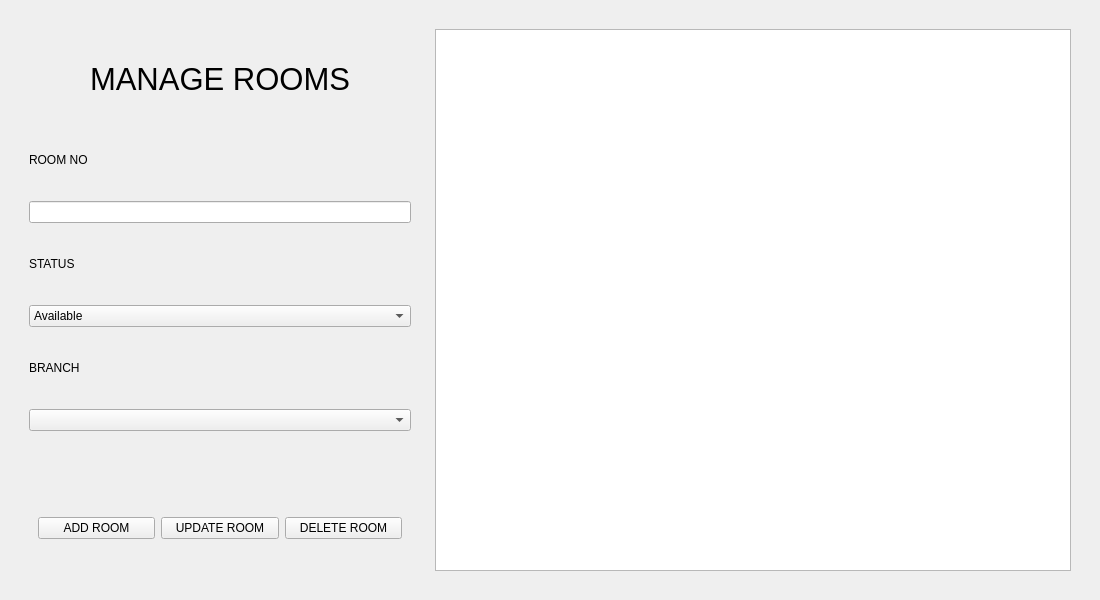
First picture: the form in backend/ui/admin/admin_room_manage.ui, repository MZaidNaeem/hospital_management_system, before the edit.
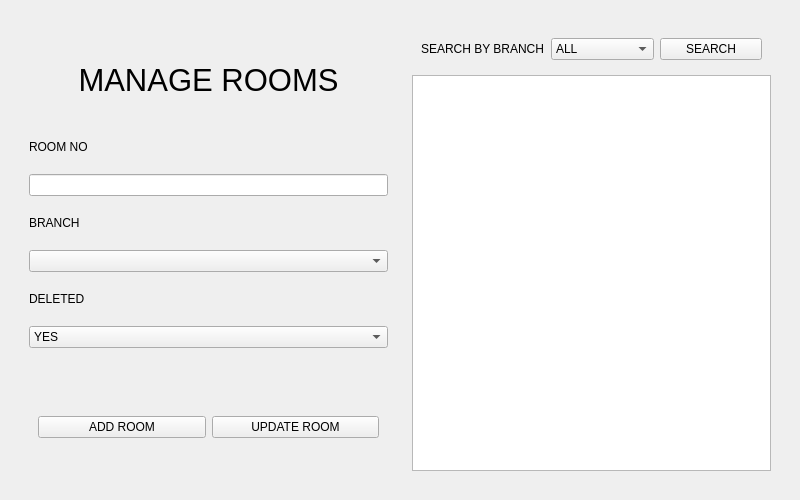
Second picture: the form after the edit.

Commit message: admin room working successfully

Patch:
```diff
--- a/backend/ui/admin/admin_room_manage.ui
+++ b/backend/ui/admin/admin_room_manage.ui
@@ -6,8 +6,8 @@
    <rect>
     <x>0</x>
     <y>0</y>
-    <width>1100</width>
-    <height>600</height>
+    <width>800</width>
+    <height>500</height>
    </rect>
   </property>
   <property name="windowTitle">
@@ -64,7 +64,7 @@
              <property name="maximumSize">
               <size>
                <width>16777215</width>
-               <height>50</height>
+               <height>20</height>
               </size>
              </property>
              <property name="text">
@@ -75,44 +75,12 @@
            <item>
             <widget class="QLineEdit" name="admin_room_input"/>
            </item>
-           <item>
-            <widget class="QLabel" name="admin_status_label">
-             <property name="maximumSize">
-              <size>
-               <width>16777215</width>
-               <height>50</height>
-              </size>
-             </property>
-             <property name="text">
-              <string>STATUS</string>
-             </property>
-            </widget>
-           </item>
-           <item>
-            <widget class="QComboBox" name="admin_status_dropbox">
-             <item>
-              <property name="text">
-               <string>Available</string>
-              </property>
-             </item>
-             <item>
-              <property name="text">
-               <string>Occupied</string>
-              </property>
-             </item>
-             <item>
-              <property name="text">
-               <string>Under Maintenance</string>
-              </property>
-             </item>
-            </widget>
-           </item>
            <item>
             <widget class="QLabel" name="admin_branch_label">
              <property name="maximumSize">
               <size>
                <width>16777215</width>
-               <height>50</height>
+               <height>20</height>
               </size>
              </property>
              <property name="text">
@@ -123,12 +91,39 @@
            <item>
             <widget class="QComboBox" name="admin_branch_dropbox"/>
            </item>
+           <item>
+            <widget class="QLabel" name="label">
+             <property name="maximumSize">
+              <size>
+               <width>16777215</width>
+               <height>20</height>
+              </size>
+             </property>
+             <property name="text">
+              <string>DELETED</string>
+             </property>
+            </widget>
+           </item>
+           <item>
+            <widget class="QComboBox" name="room_delete_dropbox">
+             <item>
+              <property name="text">
+               <string>YES</string>
+              </property>
+             </item>
+             <item>
+              <property name="text">
+               <string>NO</string>
+              </property>
+             </item>
+            </widget>
+           </item>
            <item>
             <widget class="QLabel" name="admin_message_label">
              <property name="maximumSize">
               <size>
                <width>16777215</width>
-               <height>40</height>
+               <height>20</height>
               </size>
              </property>
              <property name="text">
@@ -161,13 +156,6 @@
                   </property>
                  </widget>
                 </item>
-                <item>
-                 <widget class="QPushButton" name="admin_delete_button">
-                  <property name="text">
-                   <string>DELETE ROOM</string>
-                  </property>
-                 </widget>
-                </item>
                </layout>
               </item>
              </layout>
@@ -187,7 +175,7 @@
          </size>
         </property>
         <layout class="QGridLayout" name="gridLayout_2">
-         <item row="0" column="0">
+         <item row="1" column="0">
           <widget class="QTableView" name="tableView">
            <property name="minimumSize">
             <size>
@@ -203,6 +191,39 @@
            </property>
           </widget>
          </item>
+         <item row="0" column="0">
+          <widget class="QWidget" name="widget_5" native="true">
+           <layout class="QHBoxLayout" name="horizontalLayout_4">
+            <item>
+             <layout class="QHBoxLayout" name="horizontalLayout_2">
+              <item>
+               <widget class="QLabel" name="label_2">
+                <property name="text">
+                 <string>SEARCH BY BRANCH</string>
+                </property>
+               </widget>
+              </item>
+              <item>
+               <widget class="QComboBox" name="room_branch_search_dropbox">
+                <item>
+                 <property name="text">
+                  <string>ALL</string>
+                 </property>
+                </item>
+               </widget>
+              </item>
+              <item>
+               <widget class="QPushButton" name="room_search_button">
+                <property name="text">
+                 <string>SEARCH</string>
+                </property>
+               </widget>
+              </item>
+             </layout>
+            </item>
+           </layout>
+          </widget>
+         </item>
         </layout>
        </widget>
       </item>
```
The commit also changes 15 other files.
